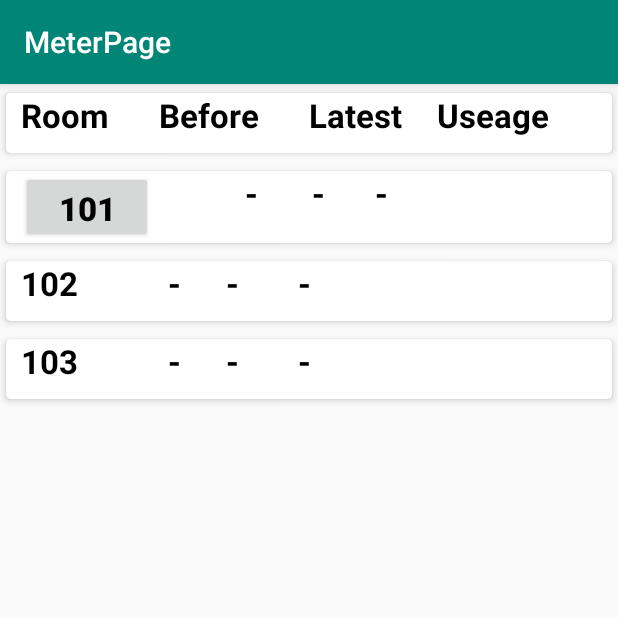
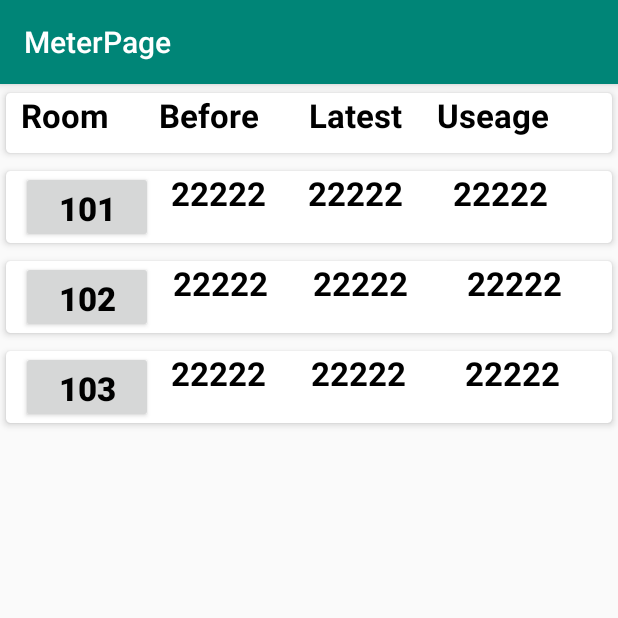
Before and after one commit to shivkool40/AMR_Android, an Android app: the MeterPage screen opened directly, with no data from a screen before it, on a phone screen of 412 x 824 dp, the top half of it. Run offline under Robolectric (Android 15) with nearby library versions, the phone set to English and light mode, and no system bars; our stand-ins replace Firebase (no records; nobody signed in at launch, a user with empty details on screens opened directly); 18 statements that could not run were skipped.

```diff
--- a/app/build.gradle
+++ b/app/build.gradle
@@ -3,6 +3,7 @@ apply plugin: 'com.android.application'
 apply plugin: 'kotlin-android'
 
 apply plugin: 'kotlin-android-extensions'
+apply plugin: 'com.google.gms.google-services'
 
 android {
     compileSdkVersion 29
@@ -43,6 +44,7 @@ dependencies {
     implementation 'androidx.navigation:navigation-ui-ktx:2.2.2'
     implementation 'androidx.legacy:legacy-support-v4:1.0.0'
     android.defaultConfig.vectorDrawables.useSupportLibrary = true
+    implementation 'com.google.firebase:firebase-database:16.0.4'
     testImplementation 'junit:junit:4.12'
     androidTestImplementation 'androidx.test.ext:junit:1.1.1'
     androidTestImplementation 'androidx.test.espresso:espresso-core:3.2.0'
--- a/app/src/main/java/com/example/project2/camera2.kt
+++ b/app/src/main/java/com/example/project2/camera2.kt
@@ -18,7 +18,7 @@ import java.util.jar.Manifest
 class camera2 : AppCompatActivity() {
 
     private val IMAGE_CAPTURE_CODE = 1001
-    private val PERMISSION_CODE = 1000;
+    private val PERMISSION_CODE = 1000
     var image_uri: Uri? = null
 
     override fun onCreate(savedInstanceState: Bundle?) {
--- a/app/src/main/res/layout/activity_manual2.xml
+++ b/app/src/main/res/layout/activity_manual2.xml
@@ -21,7 +21,7 @@
         app:layout_constraintVertical_bias="0.046" />
 
     <EditText
-        android:id="@+id/editText3"
+        android:id="@+id/inputMan"
         android:layout_width="338dp"
         android:layout_height="40dp"
         android:ems="10"
--- a/app/src/main/res/layout/activity_meter_page.xml
+++ b/app/src/main/res/layout/activity_meter_page.xml
@@ -97,6 +97,7 @@
                 android:layout_height="wrap_content"
                 android:layout_marginStart="10dp"
                 android:layout_marginLeft="10dp"
+                android:onClick="customOnClick"
                 android:text="101"
                 android:textColor="@color/blackcolor"
                 android:textSize="22sp"
@@ -106,11 +107,11 @@
                 android:id="@+id/Room101Before"
                 android:layout_width="wrap_content"
                 android:layout_height="wrap_content"
-                android:layout_marginStart="61dp"
-                android:layout_marginLeft="61dp"
+                android:layout_marginStart="12dp"
+                android:layout_marginLeft="12dp"
                 android:layout_toEndOf="@id/Room101"
                 android:layout_toRightOf="@+id/Room101"
-                android:text="-"
+                android:text="22222"
                 android:textColor="@color/blackcolor"
                 android:textSize="22sp"
                 android:textStyle="bold" />
@@ -119,11 +120,11 @@
                 android:id="@+id/Room101latest"
                 android:layout_width="wrap_content"
                 android:layout_height="wrap_content"
-                android:layout_marginStart="36dp"
-                android:layout_marginLeft="36dp"
+                android:layout_marginStart="28dp"
+                android:layout_marginLeft="28dp"
                 android:layout_toEndOf="@id/Room101Before"
                 android:layout_toRightOf="@+id/Room101Before"
-                android:text="-"
+                android:text="22222"
                 android:textColor="@color/blackcolor"
                 android:textSize="22sp"
                 android:textStyle="bold" />
@@ -136,7 +137,7 @@
                 android:layout_marginLeft="33dp"
                 android:layout_toEndOf="@id/Room101latest"
                 android:layout_toRightOf="@+id/Room101latest"
-                android:text="-"
+                android:text="22222"
                 android:textColor="@color/blackcolor"
                 android:textSize="22sp"
                 android:textStyle="bold" />
@@ -150,7 +151,7 @@
     <androidx.cardview.widget.CardView
         android:id="@+id/CardRoom102"
         android:layout_width="match_parent"
-        android:layout_height="52dp"
+        android:layout_height="60dp"
         app:cardCornerRadius="3dp"
         app:cardElevation="3dp"
         app:cardUseCompatPadding="true">
@@ -160,12 +161,13 @@
             android:layout_height="match_parent"
             >
 
-            <TextView
+            <Button
                 android:id="@+id/Room102"
                 android:layout_width="wrap_content"
                 android:layout_height="wrap_content"
                 android:layout_marginStart="10dp"
                 android:layout_marginLeft="10dp"
+                android:onClick="customOnClick"
                 android:text="102"
                 android:textColor="@color/blackcolor"
                 android:textSize="22sp"
@@ -175,11 +177,11 @@
                 android:id="@+id/Room102Before"
                 android:layout_width="wrap_content"
                 android:layout_height="wrap_content"
-                android:layout_marginStart="60dp"
-                android:layout_marginLeft="60dp"
+                android:layout_marginStart="13dp"
+                android:layout_marginLeft="13dp"
                 android:layout_toEndOf="@id/Room102"
                 android:layout_toRightOf="@+id/Room102"
-                android:text="-"
+                android:text="22222"
                 android:textColor="@color/blackcolor"
                 android:textSize="22sp"
                 android:textStyle="bold" />
@@ -192,7 +194,7 @@
                 android:layout_marginLeft="30dp"
                 android:layout_toEndOf="@id/Room102Before"
                 android:layout_toRightOf="@+id/Room102Before"
-                android:text="-"
+                android:text="22222"
                 android:textColor="@color/blackcolor"
                 android:textSize="22sp"
                 android:textStyle="bold" />
@@ -205,7 +207,7 @@
                 android:layout_marginLeft="39dp"
                 android:layout_toEndOf="@id/Room102latest"
                 android:layout_toRightOf="@+id/Room102latest"
-                android:text="-"
+                android:text="22222"
                 android:textColor="@color/blackcolor"
                 android:textSize="22sp"
                 android:textStyle="bold" />
@@ -219,7 +221,7 @@
     <androidx.cardview.widget.CardView
         android:id="@+id/CardRoom103"
         android:layout_width="match_parent"
-        android:layout_height="52dp"
+        android:layout_height="60dp"
         app:cardCornerRadius="3dp"
         app:cardElevation="3dp"
         app:cardUseCompatPadding="true">
@@ -229,12 +231,13 @@
             android:layout_height="match_parent"
             >
 
-            <TextView
+            <Button
                 android:id="@+id/Room103"
                 android:layout_width="wrap_content"
                 android:layout_height="wrap_content"
                 android:layout_marginStart="10dp"
                 android:layout_marginLeft="10dp"
+                android:onClick="customOnClick"
                 android:text="103"
                 android:textColor="@color/blackcolor"
                 android:textSize="22sp"
@@ -244,11 +247,11 @@
                 android:id="@+id/Room103Before"
                 android:layout_width="wrap_content"
                 android:layout_height="wrap_content"
-                android:layout_marginStart="60dp"
-                android:layout_marginLeft="60dp"
+                android:layout_marginStart="12dp"
+                android:layout_marginLeft="12dp"
                 android:layout_toEndOf="@id/Room103"
                 android:layout_toRightOf="@+id/Room103"
-                android:text="-"
+                android:text="22222"
                 android:textColor="@color/blackcolor"
                 android:textSize="22sp"
                 android:textStyle="bold" />
@@ -261,7 +264,7 @@
                 android:layout_marginLeft="30dp"
                 android:layout_toEndOf="@id/Room103Before"
                 android:layout_toRightOf="@+id/Room103Before"
-                android:text="-"
+                android:text="22222"
                 android:textColor="@color/blackcolor"
                 android:textSize="22sp"
                 android:textStyle="bold" />
@@ -274,7 +277,7 @@
                 android:layout_marginLeft="39dp"
                 android:layout_toEndOf="@id/Room103latest"
                 android:layout_toRightOf="@+id/Room103latest"
-                android:text="-"
+                android:text="22222"
                 android:textColor="@color/blackcolor"
                 android:textSize="22sp"
                 android:textStyle="bold" />
```
Also changed, not shown: app/src/main/java/com/example/project2/Manual2.kt (+30 -0 lines), app/src/main/java/com/example/project2/MeterPage.kt (+98 -19 lines), 1 other file.
